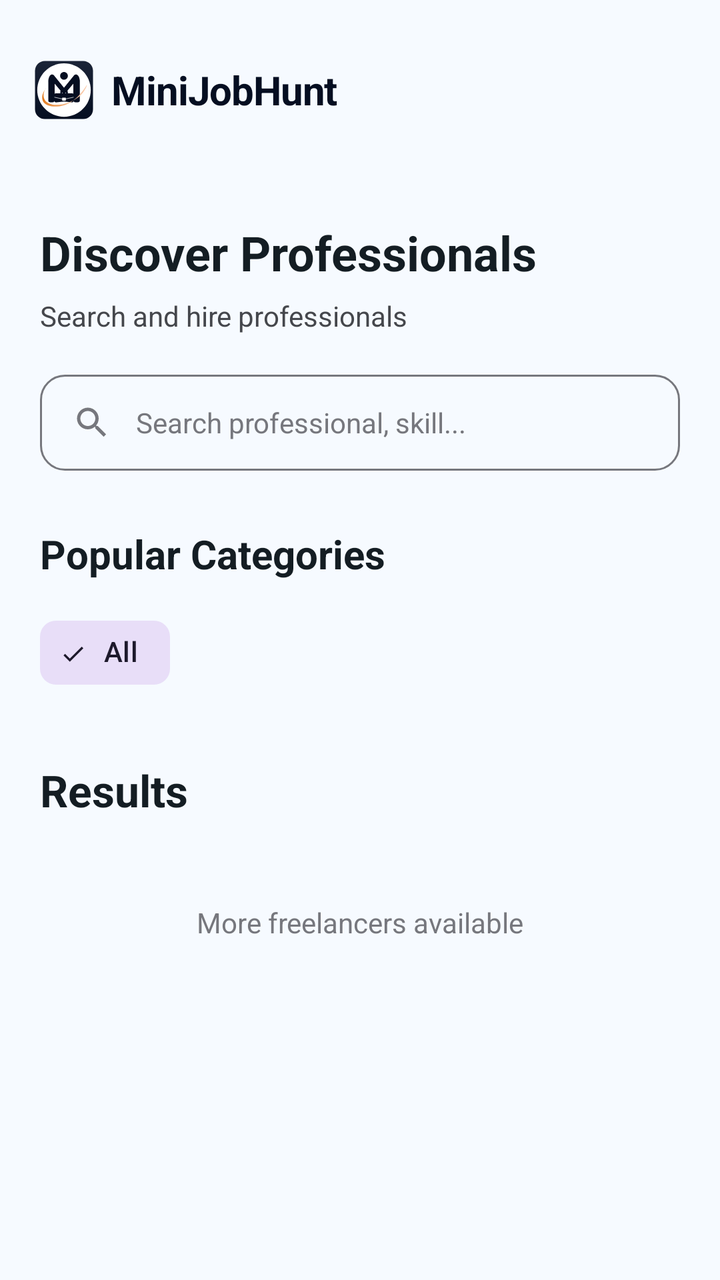
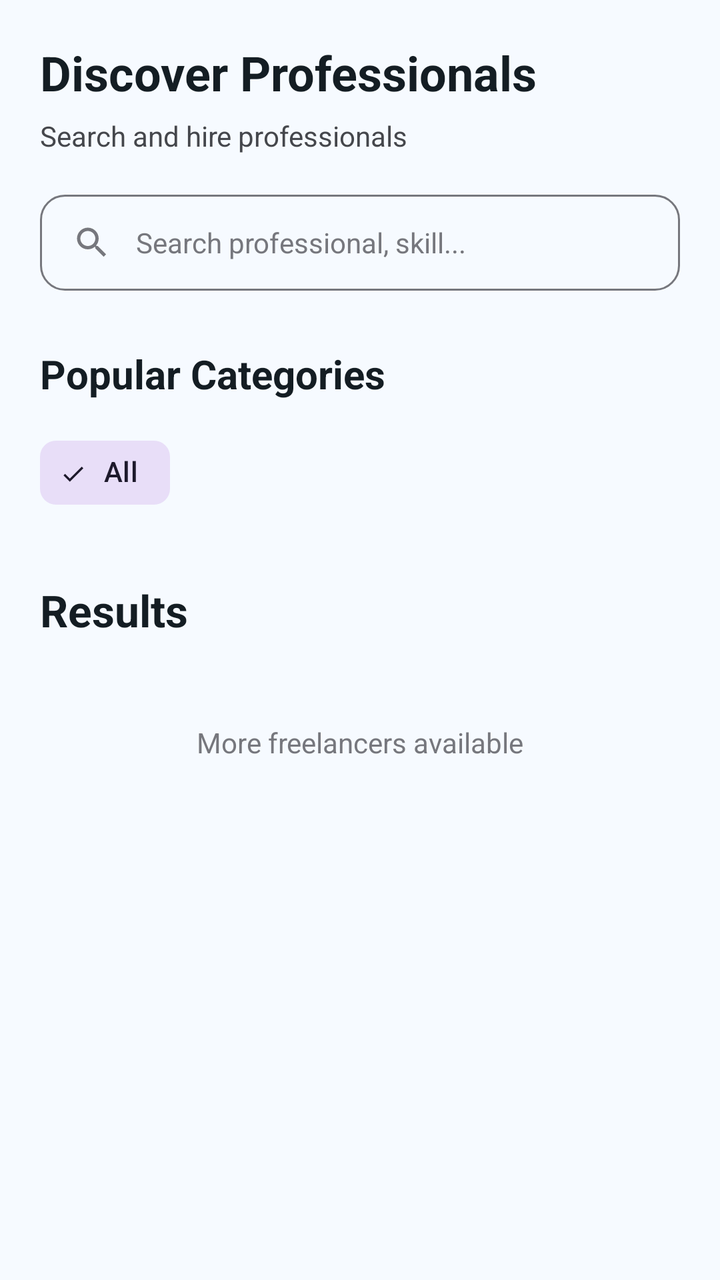

An Android layout rendered at two revisions. The XML below is the earlier revision; the diff shows what the commit changed to produce the second picture.
<!-- AndroidManifest.xml: application theme Theme.MiniJobHunt -->
<!-- res/layout/fragment_client_search.xml -->
<?xml version="1.0" encoding="utf-8"?>
<LinearLayout xmlns:android="http://schemas.android.com/apk/res/android"
    xmlns:app="http://schemas.android.com/apk/res-auto"
    android:layout_width="match_parent"
    android:layout_height="match_parent"
    android:orientation="vertical"
    android:background="@color/background">

    
    <include
        android:id="@+id/header"
        layout="@layout/layout_common_header" />

    <ScrollView
        android:layout_width="match_parent"
        android:layout_height="match_parent"
        android:fillViewport="true">

        <LinearLayout
            android:layout_width="match_parent"
            android:layout_height="wrap_content"
            android:orientation="vertical"
            android:padding="20dp">

            
            <TextView
                android:layout_width="wrap_content"
                android:layout_height="wrap_content"
                android:text="Discover Professionals"
                android:textSize="24sp"
                android:textStyle="bold"
                android:textColor="@color/text_primary" />

        <TextView
            android:layout_width="wrap_content"
            android:layout_height="wrap_content"
            android:layout_marginTop="6dp"
            android:text="Search and hire professionals"
            android:textColor="@color/text_secondary" />

        <LinearLayout
            android:layout_width="match_parent"
            android:layout_height="48dp"
            android:layout_marginTop="20dp"
            android:background="@drawable/bg_input_rounded"
            android:orientation="horizontal"
            android:gravity="center_vertical"
            android:paddingHorizontal="16dp">

            <ImageView
                android:layout_width="20dp"
                android:layout_height="20dp"
                android:src="@drawable/ic_search_outlined"
                app:tint="@color/text_muted" />

            <EditText
                android:id="@+id/etSearch"
                android:layout_width="match_parent"
                android:layout_height="match_parent"
                android:background="@android:color/transparent"
                android:hint="Search professional, skill..."
                android:paddingStart="12dp"
                android:textColor="@color/text_primary"
                android:textColorHint="@color/text_hint"
                android:textSize="14sp" />

        </LinearLayout>

        

        <TextView
            android:layout_width="wrap_content"
            android:layout_height="wrap_content"
            android:layout_marginTop="28dp"
            android:text="Popular Categories"
            android:textColor="@color/text_primary"
            android:textSize="20sp"
            android:textStyle="bold"/>

        <HorizontalScrollView
            android:layout_width="match_parent"
            android:layout_height="wrap_content"
            android:scrollbars="none"
            android:layout_marginTop="12dp">

            <com.google.android.material.chip.ChipGroup
                android:id="@+id/chipGroupCategories"
                android:layout_width="wrap_content"
                android:layout_height="wrap_content"
                app:singleLine="true"
                app:singleSelection="true"
                app:selectionRequired="false">

                <com.google.android.material.chip.Chip
                    android:id="@+id/chipAll"
                    style="@style/Widget.Material3.Chip.Filter"
                    android:layout_width="wrap_content"
                    android:layout_height="wrap_content"
                    android:text="All"
                    android:checked="true" />

            </com.google.android.material.chip.ChipGroup>

        </HorizontalScrollView>

        

        <TextView
            android:layout_width="wrap_content"
            android:layout_height="wrap_content"
            android:layout_marginTop="30dp"
            android:text="Results"
            android:textSize="22sp"
            android:textStyle="bold"
            android:textColor="@color/text_primary"/>

        <ProgressBar
            android:id="@+id/progressBar"
            android:layout_width="wrap_content"
            android:layout_height="wrap_content"
            android:layout_gravity="center"
            android:layout_marginTop="20dp"
            android:visibility="gone"/>

        <androidx.recyclerview.widget.RecyclerView
            android:id="@+id/rvFreelancers"
            android:layout_width="match_parent"
            android:layout_height="wrap_content"
            android:layout_marginTop="16dp"
            android:nestedScrollingEnabled="false"/>

        

        <TextView
            android:layout_width="wrap_content"
            android:layout_height="wrap_content"
            android:layout_gravity="center"
            android:layout_marginTop="26dp"
            android:text="More freelancers available"
            android:textColor="@color/text_hint"/>

        <Space
            android:layout_width="match_parent"
            android:layout_height="100dp"/>

    </LinearLayout>

</ScrollView>
</LinearLayout>
<!-- res/layout/layout_common_header.xml (included above) -->
<?xml version="1.0" encoding="utf-8"?>
<RelativeLayout xmlns:android="http://schemas.android.com/apk/res/android"
    xmlns:app="http://schemas.android.com/apk/res-auto"
    android:layout_width="match_parent"
    android:layout_height="90dp"
    android:background="@color/surface"
    android:paddingHorizontal="16dp"
    android:paddingTop="24dp">

    <LinearLayout
        android:layout_width="wrap_content"
        android:layout_height="wrap_content"
        android:layout_centerVertical="true"
        android:gravity="center_vertical"
        android:orientation="horizontal">

        <ImageView
            android:layout_width="32dp"
            android:layout_height="32dp"
            android:src="@drawable/ic_mainlogo" />

        <TextView
            android:layout_width="wrap_content"
            android:layout_height="wrap_content"
            android:layout_marginStart="8dp"
            android:text="MiniJobHunt"
            android:textColor="@color/primary"
            android:textSize="20sp"
            android:textStyle="bold"
            android:letterSpacing="-0.02" />
    </LinearLayout>
</RelativeLayout>
<!-- resources referenced by this layout -->
<resources>
  <color name="background">#f6faff</color>
  <color name="primary">#050e21</color>
  <color name="surface">#f6faff</color>
  <color name="text_hint">#76777d</color>
  <color name="text_muted">#76777d</color>
  <color name="text_primary">#141d23</color>
  <color name="text_secondary">#45474c</color>
  <!-- drawable bg_input_rounded (drawable) -->
  <?xml version="1.0" encoding="utf-8"?>
  <selector xmlns:android="http://schemas.android.com/apk/res/android">
      <item android:state_focused="true">
          <shape android:shape="rectangle">
              <solid android:color="@android:color/transparent" />
              <corners android:radius="12dp" />
              <stroke
                  android:width="2dp"
                  android:color="@color/primary" />
          </shape>
      </item>
      <item>
          <shape android:shape="rectangle">
              <solid android:color="@android:color/transparent" />
              <corners android:radius="12dp" />
              <stroke
                  android:width="1dp"
                  android:color="@color/outline" />
          </shape>
      </item>
  </selector>
  <!-- drawable ic_mainlogo: vector/xml drawable (drawable, 3696 chars, omitted) -->
  <!-- drawable ic_search_outlined (drawable) -->
  <vector xmlns:android="http://schemas.android.com/apk/res/android"
      android:width="24dp"
      android:height="24dp"
      android:viewportWidth="24"
      android:viewportHeight="24">
      <path
          android:fillColor="@color/text_secondary"
          android:pathData="M15.5,14h-0.79l-0.28,-0.27C15.41,12.59 16,11.11 16,9.5 16,5.91 13.09,3 9.5,3S3,5.91 3,9.5 5.91,16 9.5,16c1.61,0 3.09,-0.59 4.23,-1.57l0.27,0.28v0.79l5,4.99L20.49,19l-4.99,-5zm-6,0C7.01,14 5,11.99 5,9.5S7.01,5 9.5,5 14,7.01 14,9.5 11.99,14 9.5,14z"/>
  </vector>
  <style name="Theme.MiniJobHunt" parent="Base.Theme.MiniJobHunt" />
  <color name="outline">#76777d</color>
  <color name="white">#FFFFFF</color>
  <color name="primary_container">#1b2437</color>
  <color name="on_primary_container">#828ba2</color>
  <color name="secondary">#5c5f60</color>
  <style name="AppText.HeadlineLarge">
          <item name="android:textSize">24sp</item>
          <item name="android:textStyle">bold</item>
          <item name="android:textColor">@color/text_primary</item>
          <item name="android:letterSpacing">-0.02</item>
      </style>
  <style name="AppText.TitleMedium">
          <item name="android:textSize">18sp</item>
          <item name="android:textStyle">bold</item>
          <item name="android:textColor">@color/text_primary</item>
      </style>
  <style name="AppText.BodyLarge">
          <item name="android:textSize">16sp</item>
          <item name="android:textColor">@color/text_secondary</item>
      </style>
  <style name="AppText.LabelMedium">
          <item name="android:textSize">12sp</item>
          <item name="android:textStyle">bold</item>
          <item name="android:textColor">@color/text_muted</item>
          <item name="android:letterSpacing">0.01</item>
      </style>
  <!-- unchanged entries left out for length: 1 -->
</resources>

<!-- the commit's change to res/layout/fragment_client_search.xml (unified diff, before → after) -->
@@ -5,11 +5,6 @@
     android:layout_height="match_parent"
     android:orientation="vertical"
     android:background="@color/background">
-
-    
-    <include
-        android:id="@+id/header"
-        layout="@layout/layout_common_header" />
 
     <ScrollView
         android:layout_width="match_parent"
@@ -147,36 +142,3 @@
 
 </ScrollView>
 </LinearLayout>
-<!-- res/layout/layout_common_header.xml (included above) -->
-<?xml version="1.0" encoding="utf-8"?>
-<RelativeLayout xmlns:android="http://schemas.android.com/apk/res/android"
-    xmlns:app="http://schemas.android.com/apk/res-auto"
-    android:layout_width="match_parent"
-    android:layout_height="90dp"
-    android:background="@color/surface"
-    android:paddingHorizontal="16dp"
-    android:paddingTop="24dp">
-
-    <LinearLayout
-        android:layout_width="wrap_content"
-        android:layout_height="wrap_content"
-        android:layout_centerVertical="true"
-        android:gravity="center_vertical"
-        android:orientation="horizontal">
-
-        <ImageView
-            android:layout_width="32dp"
-            android:layout_height="32dp"
-            android:src="@drawable/ic_mainlogo" />
-
-        <TextView
-            android:layout_width="wrap_content"
-            android:layout_height="wrap_content"
-            android:layout_marginStart="8dp"
-            android:text="MiniJobHunt"
-            android:textColor="@color/primary"
-            android:textSize="20sp"
-            android:textStyle="bold"
-            android:letterSpacing="-0.02" />
-    </LinearLayout>
-</RelativeLayout>
<!-- resource entries referenced after the edit -->
@@ -2,7 +2,6 @@
 <resources>
   <color name="background">#f6faff</color>
   <color name="primary">#050e21</color>
-  <color name="surface">#f6faff</color>
   <color name="text_hint">#76777d</color>
   <color name="text_muted">#76777d</color>
   <color name="text_primary">#141d23</color>
@@ -29,7 +28,6 @@
           </shape>
       </item>
   </selector>
-  <!-- drawable ic_mainlogo: vector/xml drawable (drawable, 3696 chars, omitted) -->
   <!-- drawable ic_search_outlined (drawable) -->
   <vector xmlns:android="http://schemas.android.com/apk/res/android"
       android:width="24dp"
